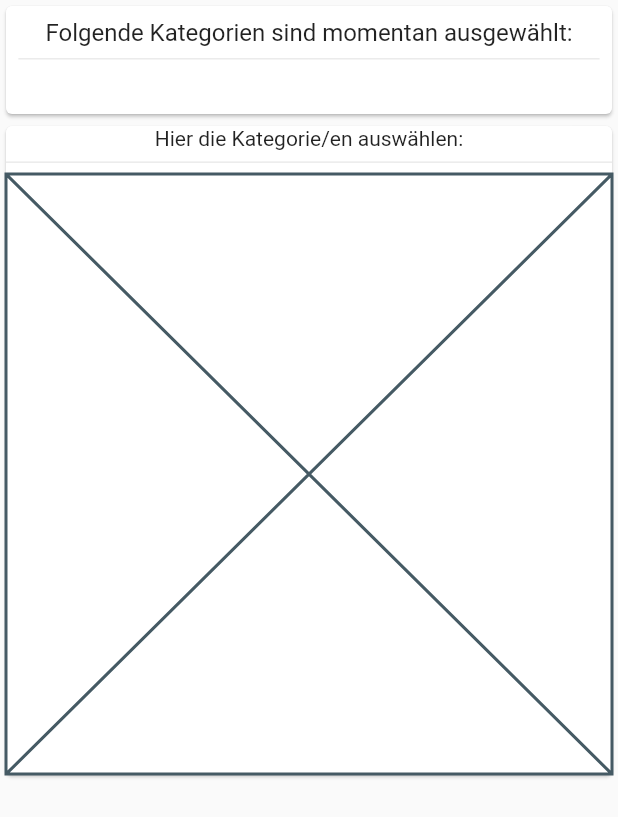
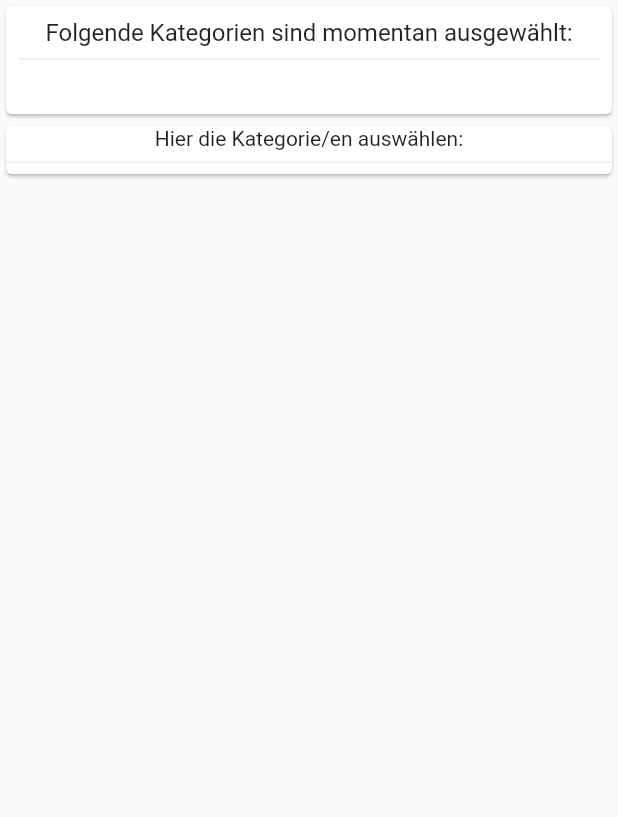
Before and after one commit to p0thi/shopware_product_manager, a Flutter app: the CategoryTreeView widget shown alone on an empty page, opened directly with empty values, on a phone screen of 412 x 824 dp. Shown: the top 817 px of the screen. Run offline on Flutter 3.47's test engine with Material 2 defaults, Android fonts, the phone set to English and light mode, and no system bars; our stand-ins replace convert, image_picker, shared_preferences; missing offline and left inert: zoomable_image; accounts and stored records are empty; statements that could not run were skipped.

Commit message:
many changes...

```diff
--- a/lib/widgets/components/categorySelector/categoryTreeView.dart
+++ b/lib/widgets/components/categorySelector/categoryTreeView.dart
@@ -80,7 +80,7 @@ class _CategoryTreeViewState extends State<CategoryTreeView> {
                                   });
                                 }))),
                       )
-                    : Placeholder(),
+                    : Container(),
               ),
             ],
           ),
```
